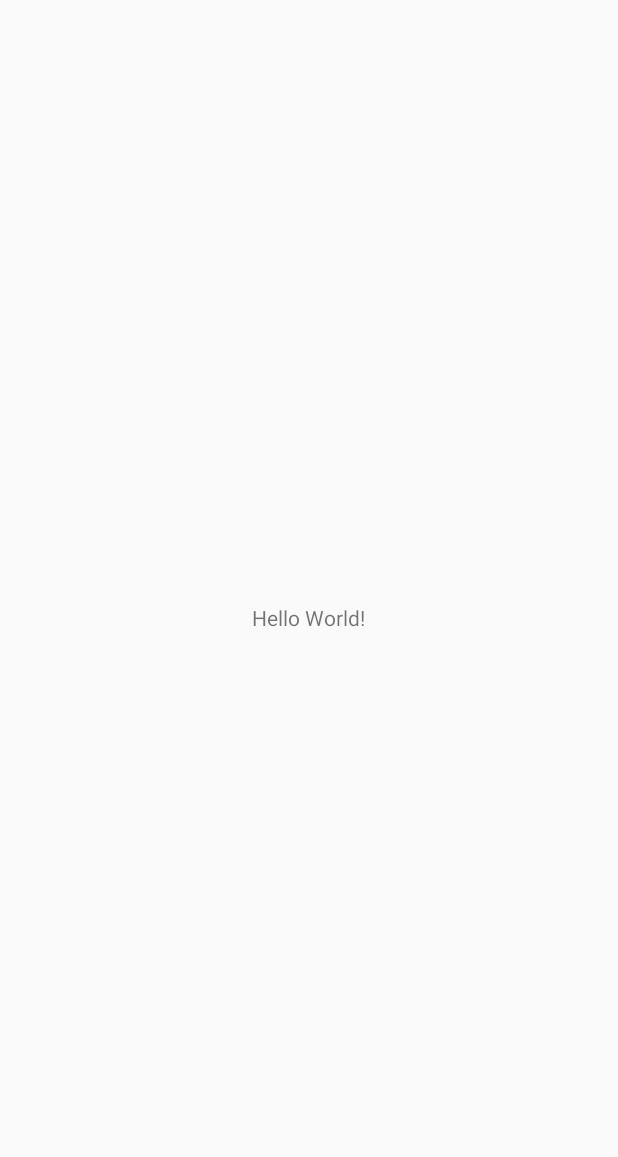
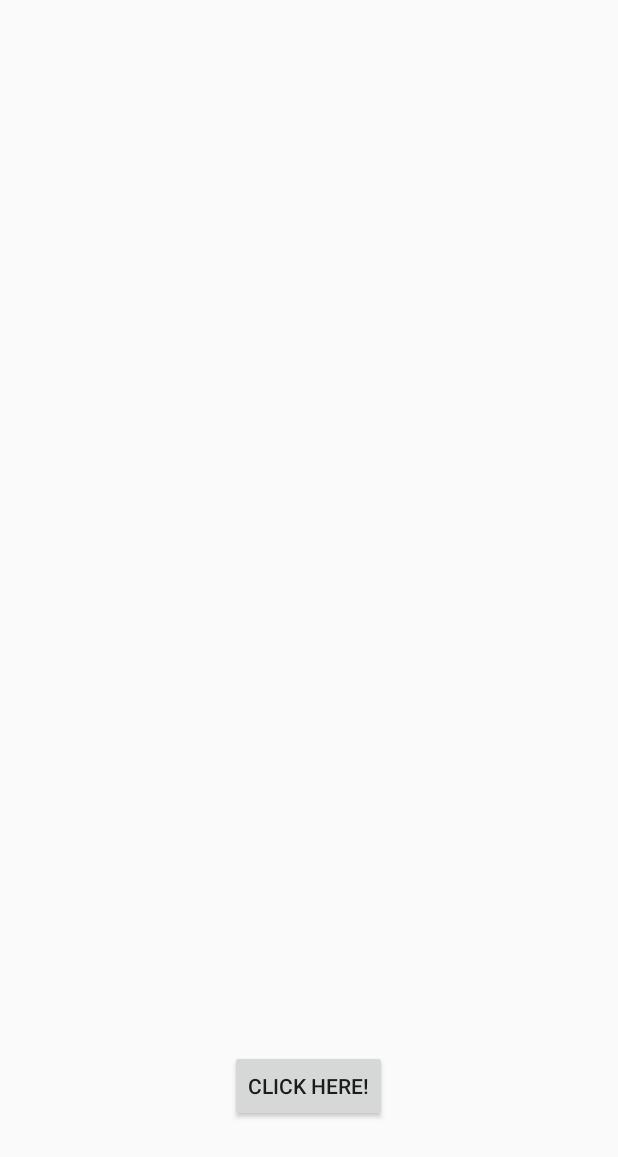
Before and after one commit to amebrahimi/ImageCaturer, an Android app: the screen it shows after launch (MainActivity), on a phone screen of 412 x 824 dp. Before the commit the part shown is almost empty. Shown: the top 1157 px of the screen. Run offline under Robolectric (Android 15) with nearby library versions, the phone set to English and light mode, and no system bars.

Commit message:
ImageDownloadWithProgressDialog

```diff
--- a/app/src/main/java/es/euphrat/clover/imagecaturer/MainActivity.java
+++ b/app/src/main/java/es/euphrat/clover/imagecaturer/MainActivity.java
@@ -5,20 +5,86 @@ import android.os.Build;
 import android.os.Bundle;
 import android.os.Environment;
 import android.util.Log;
+import java.io.BufferedInputStream;
+import java.io.File;
+import java.io.FileOutputStream;
+import java.io.InputStream;
+import java.io.OutputStream;
+import java.net.URL;
+import java.net.URLConnection;
+import java.text.SimpleDateFormat;
+import java.util.Calendar;
+import java.util.concurrent.ExecutionException;
+
+import android.app.Activity;
+import android.app.Dialog;
+import android.app.ProgressDialog;
+import android.graphics.drawable.Drawable;
+import android.os.AsyncTask;
+import android.os.Bundle;
+import android.os.Environment;
+import android.view.View;
+import android.widget.Button;
+import android.widget.ImageView;
+import android.widget.Toast;
+
 
 public class MainActivity extends Activity {
     public static String TAG = MainActivity.class.getSimpleName();
     public static String DIRECTORY = Environment.getExternalStorageDirectory().toString() + "/Image Capturer";
+    public static String DIRECTORY2 = Environment.getExternalStorageDirectory().toString() + "/Image Capturer2";
     private String[] perms = {"android.permission.READ_EXTERNAL_STORAGE","android.permission.WRITE_EXTERNAL_STORAGE" };
+    Button button;
+    ProgressDialog progressdialog;
+    public static final int Progress_Dialog_Progress = 0;
+    URL url;
+    URLConnection urlconnection ;
+    int FileSize;
+    InputStream inputstream;
+    OutputStream outputstream;
+    byte dataArray[] = new byte[1024];
+    long totalSize = 0;
+    ImageView imageview;
+    String GetPath ;
+    String imageAddress;
+    Calendar c = Calendar.getInstance();
+    SimpleDateFormat df = new SimpleDateFormat("dd-MMM-yyyy");
+    String formattedDate = df.format(c.getTime());
+    String fileName;
+
+
 
 
     @Override
     protected void onCreate(Bundle savedInstanceState) {
         super.onCreate(savedInstanceState);
         setContentView(R.layout.activity_main);
+        button = (Button)findViewById(R.id.button1);
+        imageview = (ImageView)findViewById(R.id.imageView1);
+        button.setOnClickListener(new View.OnClickListener() {
+
+            @Override
+            public void onClick(View v) {
+                // TODO Auto-generated method stub
+                GetImageURL getImageadres = new GetImageURL();
+                try {
+                    imageAddress = getImageadres.execute("http://apod.nasa.gov/apod/astropix.html").get();
+                } catch (InterruptedException e) {
+                    e.printStackTrace();
+                } catch (ExecutionException e) {
+                    Log.e(MainActivity.TAG, "we got an error in MainActivity: ", e);
+                } catch (Exception e) {
+                    Log.e(MainActivity.TAG, "we got error in MainActivity: ", e);
+                }
+
+
+                new ImageDownloadWithProgressDialog().execute(imageAddress);
+
+            }
+        });
 
         Log.d(TAG, DIRECTORY);
-
+        fileName = "Image-" + formattedDate + ".jpg";
         if (Build.VERSION.SDK_INT >= Build.VERSION_CODES.M) {
             int permsRequest = 200;
             requestPermissions(perms , permsRequest);
@@ -26,10 +92,90 @@ public class MainActivity extends Activity {
 
         Util.makeDirectory(DIRECTORY);
         Util.alarmManager(this);
+        Util.makeDirectory(DIRECTORY2);
 
 
-            //TEST
+
+    }
+    public class ImageDownloadWithProgressDialog extends AsyncTask<String, String, String> {
+
+        @Override
+        protected void onPreExecute() {
+
+            super.onPreExecute();
+
+            showDialog(Progress_Dialog_Progress);
+        }
+
+        @Override
+        protected String doInBackground(String... aurl) {
+
+            int count;
+
+            try {
+
+                url = new URL(aurl[0]);
+                urlconnection = url.openConnection();
+                urlconnection.connect();
+
+                FileSize = urlconnection.getContentLength();
+
+                inputstream = new BufferedInputStream(url.openStream());
+                outputstream = new FileOutputStream(Environment.getExternalStorageDirectory().
+                        toString() + "/Image Capturer2/" + fileName);
+
+
+                while ((count = inputstream.read(dataArray)) != -1) {
+
+                    totalSize += count;
+
+                    publishProgress(""+(int)((totalSize*100)/FileSize));
+
+                    outputstream.write(dataArray, 0, count);
+                }
+
+                outputstream.flush();
+                outputstream.close();
+                inputstream.close();
+
+            } catch (Exception e) {}
+            return null;
+
+        }
+        protected void onProgressUpdate(String... progress) {
+
+            progressdialog.setProgress(Integer.parseInt(progress[0]));
+        }
+
+        @Override
+        protected void onPostExecute(String unused) {
+
+            dismissDialog(Progress_Dialog_Progress);
+
+            GetPath = Environment.getExternalStorageDirectory().toString() + "/Image Capturer2/" + fileName ;
+
+            imageview.setImageDrawable(Drawable.createFromPath(GetPath));
+
+            Toast.makeText(MainActivity.this, "Image Downloaded Successfully", Toast.LENGTH_LONG).show();
+        }
     }
 
+    @Override
+    protected Dialog onCreateDialog(int id) {
+        switch (id) {
+            case Progress_Dialog_Progress:
+
+                progressdialog = new ProgressDialog(MainActivity.this);
+                progressdialog.setMessage("Downloading Image From Server...");
+                progressdialog.setProgressStyle(ProgressDialog.STYLE_HORIZONTAL);
+                progressdialog.setCancelable(false);
+                progressdialog.show();
+                return progressdialog;
+
+            default:
+
+                return null;
+        }
+    }
 
 }
--- a/app/src/main/res/layout/activity_main.xml
+++ b/app/src/main/res/layout/activity_main.xml
@@ -10,11 +10,20 @@
     android:paddingTop="@dimen/activity_vertical_margin"
     tools:context="es.euphrat.clover.imagecaturer.MainActivity">
 
-    <TextView
+    <ImageView
+        android:id="@+id/imageView1"
+        android:layout_width="match_parent"
+        android:layout_height="wrap_content"
+        android:layout_centerHorizontal="true"
+        android:layout_alignParentTop="true"
+        android:layout_above="@+id/button1" />
+
+    <Button
+        android:id="@+id/button1"
         android:layout_width="wrap_content"
         android:layout_height="wrap_content"
-        android:text="Hello World!"
-        android:layout_centerVertical="true"
-        android:layout_centerHorizontal="true"/>
-
+        android:text="Click here!"
+        android:layout_marginBottom="60dp"
+        android:layout_alignParentBottom="true"
+        android:layout_centerHorizontal="true" />
 </RelativeLayout>
```
